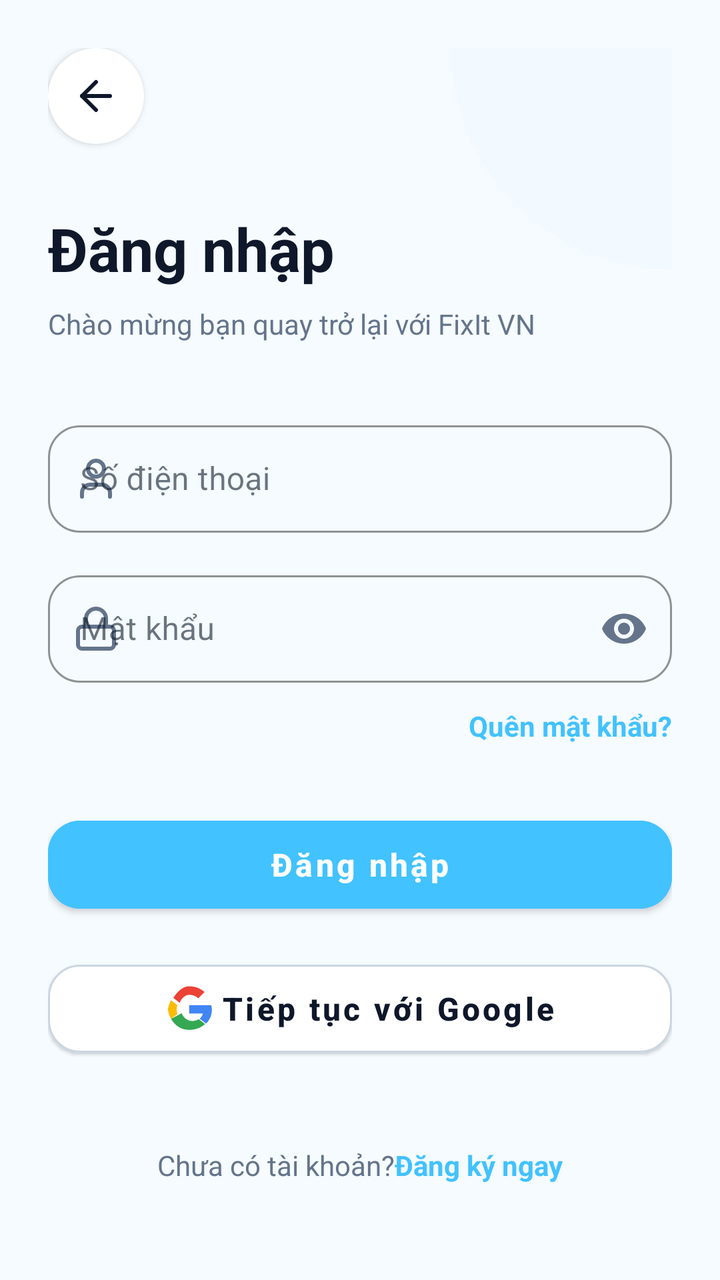
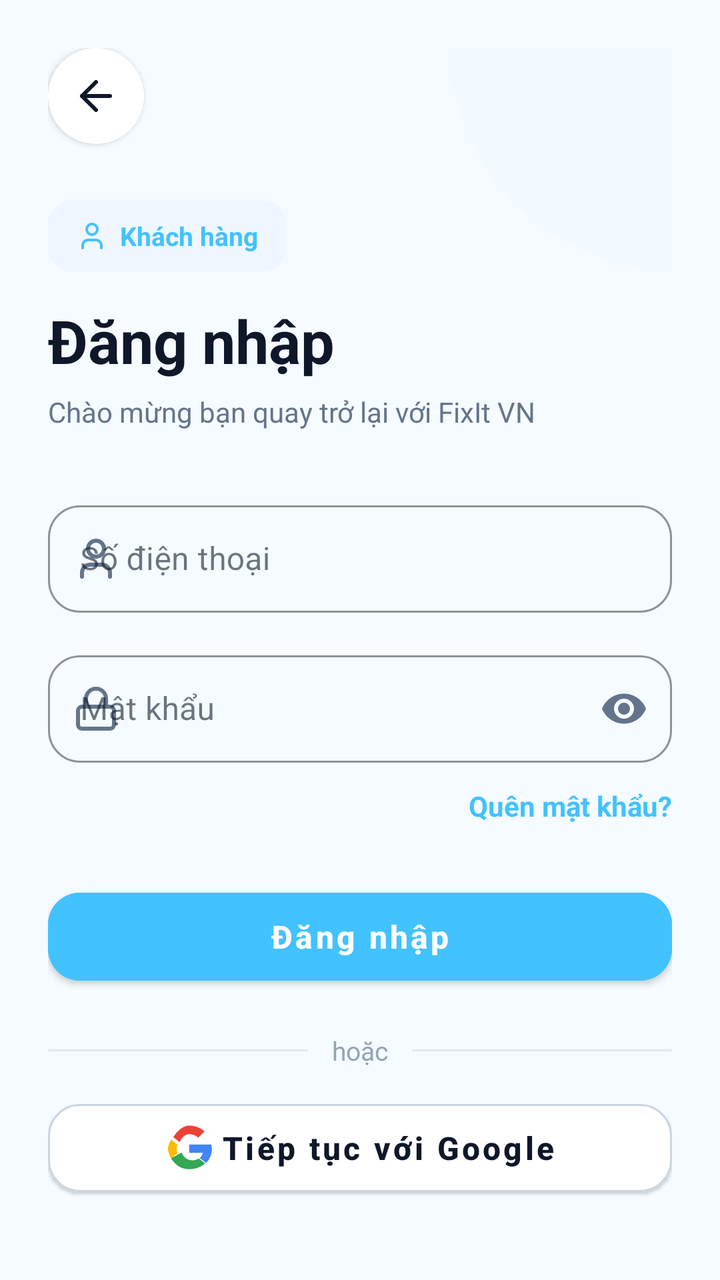

The first picture is an Android layout as it rendered before a commit; the second is the same layout after the commit. The layout source and the unified diff follow.
<!-- AndroidManifest.xml: application theme Theme.FixItVN -->
<!-- res/layout/fragment_login.xml -->
<?xml version="1.0" encoding="utf-8"?>
<androidx.constraintlayout.widget.ConstraintLayout xmlns:android="http://schemas.android.com/apk/res/android"
    xmlns:app="http://schemas.android.com/apk/res-auto"
    xmlns:tools="http://schemas.android.com/tools"
    android:layout_width="match_parent"
    android:layout_height="match_parent"
    android:background="#f5fbff"
    android:padding="24dp">

    
    <View
        android:layout_width="220dp"
        android:layout_height="220dp"
        android:background="@drawable/bg_circle_light_blue"
        android:alpha="0.25"
        android:layout_marginTop="-110dp"
        android:layout_marginEnd="-110dp"
        app:layout_constraintTop_toTopOf="parent"
        app:layout_constraintEnd_toEndOf="parent"/>

    
    <FrameLayout
        android:id="@+id/btnBackFrame"
        android:layout_width="48dp"
        android:layout_height="48dp"
        android:background="@drawable/bg_circle_white"
        android:elevation="2dp"
        android:clickable="true"
        android:focusable="true"
        app:layout_constraintTop_toTopOf="parent"
        app:layout_constraintStart_toStartOf="parent">
        <ImageView
            android:id="@+id/btnBack"
            android:layout_width="24dp"
            android:layout_height="24dp"
            android:layout_gravity="center"
            android:src="@drawable/ic_lucide_arrow_left"
            app:tint="#0f172a" />
    </FrameLayout>

    
    <androidx.constraintlayout.widget.ConstraintLayout
        android:id="@+id/layoutLoginMain"
        android:layout_width="match_parent"
        android:layout_height="0dp"
        android:visibility="visible"
        app:layout_constraintBottom_toBottomOf="parent"
        app:layout_constraintTop_toBottomOf="@id/btnBackFrame">

        <TextView
            android:id="@+id/tvLoginHeader"
            android:layout_width="wrap_content"
            android:layout_height="wrap_content"
            android:layout_marginTop="32dp"
            android:text="@string/login"
            android:textColor="#0f172a"
            android:textSize="30sp"
            android:textStyle="bold"
            app:layout_constraintStart_toStartOf="parent"
            app:layout_constraintTop_toTopOf="parent" />

        <TextView
            android:id="@+id/tvLoginSubtitle"
            android:layout_width="wrap_content"
            android:layout_height="wrap_content"
            android:layout_marginTop="8dp"
            android:text="@string/welcome_back"
            android:textColor="#64748b"
            android:textSize="14sp"
            app:layout_constraintStart_toStartOf="parent"
            app:layout_constraintTop_toBottomOf="@id/tvLoginHeader" />

        
        <com.google.android.material.textfield.TextInputLayout
            android:id="@+id/tilPhone"
            style="@style/Widget.MaterialComponents.TextInputLayout.OutlinedBox"
            android:layout_width="match_parent"
            android:layout_height="wrap_content"
            android:layout_marginTop="36dp"
            android:hint="@string/phone_number"
            app:boxStrokeColor="#42c2ff"
            app:hintTextColor="#42c2ff"
            app:boxCornerRadiusTopStart="16dp"
            app:boxCornerRadiusTopEnd="16dp"
            app:boxCornerRadiusBottomStart="16dp"
            app:boxCornerRadiusBottomEnd="16dp"
            app:startIconDrawable="@drawable/ic_lucide_user"
            app:startIconTint="#64748b"
            app:layout_constraintTop_toBottomOf="@id/tvLoginSubtitle">

            <com.google.android.material.textfield.TextInputEditText
                android:id="@+id/etPhone"
                android:layout_width="match_parent"
                android:layout_height="wrap_content"
                android:inputType="phone"
                android:paddingVertical="16dp"/>
        </com.google.android.material.textfield.TextInputLayout>

        
        <com.google.android.material.textfield.TextInputLayout
            android:id="@+id/tilPassword"
            style="@style/Widget.MaterialComponents.TextInputLayout.OutlinedBox"
            android:layout_width="match_parent"
            android:layout_height="wrap_content"
            android:layout_marginTop="16dp"
            android:hint="@string/password"
            app:boxStrokeColor="#42c2ff"
            app:hintTextColor="#42c2ff"
            app:boxCornerRadiusTopStart="16dp"
            app:boxCornerRadiusTopEnd="16dp"
            app:boxCornerRadiusBottomStart="16dp"
            app:boxCornerRadiusBottomEnd="16dp"
            app:startIconDrawable="@drawable/ic_lucide_lock"
            app:startIconTint="#64748b"
            app:layout_constraintTop_toBottomOf="@id/tilPhone"
            app:passwordToggleEnabled="true"
            app:passwordToggleTint="#64748b">

            <com.google.android.material.textfield.TextInputEditText
                android:id="@+id/etPassword"
                android:layout_width="match_parent"
                android:layout_height="wrap_content"
                android:inputType="textPassword"
                android:paddingVertical="16dp"/>
        </com.google.android.material.textfield.TextInputLayout>

        <TextView
            android:id="@+id/tvForgotPassword"
            android:layout_width="wrap_content"
            android:layout_height="wrap_content"
            android:layout_marginTop="12dp"
            android:text="@string/forgot_password"
            android:textColor="#42c2ff"
            android:textSize="14sp"
            android:textStyle="bold"
            app:layout_constraintEnd_toEndOf="parent"
            app:layout_constraintTop_toBottomOf="@id/tilPassword" />

        
        <com.google.android.material.button.MaterialButton
            android:id="@+id/btnLogin"
            android:layout_width="match_parent"
            android:layout_height="56dp"
            android:layout_marginTop="32dp"
            android:backgroundTint="#42c2ff"
            android:text="@string/login"
            android:textAllCaps="false"
            android:textSize="16sp"
            android:textStyle="bold"
            app:cornerRadius="16dp"
            android:elevation="4dp"
            app:layout_constraintTop_toBottomOf="@id/tvForgotPassword" />

        
        <com.google.android.material.button.MaterialButton
            android:id="@+id/btnLoginGG"
            style="@style/Widget.MaterialComponents.Button.OutlinedButton"
            android:layout_width="match_parent"
            android:layout_height="56dp"
            android:layout_marginTop="16dp"
            android:text="Tiếp tục với Google"
            android:textAllCaps="false"
            android:textColor="#0f172a"
            android:textSize="16sp"
            android:textStyle="bold"
            app:cornerRadius="16dp"
            app:icon="@drawable/ic_google"
            app:iconGravity="textStart"
            app:iconTint="@null"
            app:layout_constraintTop_toBottomOf="@id/btnLogin"
            app:strokeColor="#cbd5e1"
            android:backgroundTint="@android:color/white"
            android:elevation="1dp" />

        
        <androidx.constraintlayout.widget.ConstraintLayout
            android:layout_width="wrap_content"
            android:layout_height="wrap_content"
            android:layout_marginBottom="24dp"
            app:layout_constraintBottom_toBottomOf="parent"
            app:layout_constraintEnd_toEndOf="parent"
            app:layout_constraintStart_toStartOf="parent">

            <TextView
                android:id="@+id/tvNoAccount"
                android:layout_width="wrap_content"
                android:layout_height="wrap_content"
                android:text="@string/no_account_yet"
                android:textColor="#64748b"
                android:textSize="14sp" 
                app:layout_constraintTop_toTopOf="parent"
                app:layout_constraintBottom_toBottomOf="parent"
                app:layout_constraintStart_toStartOf="parent"
                app:layout_constraintEnd_toStartOf="@id/tvRegister"/>

            <TextView
                android:id="@+id/tvRegister"
                android:layout_width="wrap_content"
                android:layout_height="wrap_content"
                android:text="@string/register_now"
                android:textColor="#42c2ff"
                android:textSize="14sp"
                android:textStyle="bold" 
                app:layout_constraintTop_toTopOf="parent"
                app:layout_constraintBottom_toBottomOf="parent"
                app:layout_constraintStart_toEndOf="@id/tvNoAccount"
                app:layout_constraintEnd_toEndOf="parent"/>
        </androidx.constraintlayout.widget.ConstraintLayout>

    </androidx.constraintlayout.widget.ConstraintLayout>

    
    <androidx.constraintlayout.widget.ConstraintLayout
        android:id="@+id/layoutLoginGoogleExtra"
        android:layout_width="match_parent"
        android:layout_height="0dp"
        android:visibility="gone"
        app:layout_constraintBottom_toBottomOf="parent"
        app:layout_constraintTop_toBottomOf="@id/btnBackFrame">

        
        <FrameLayout
            android:id="@+id/iconGoogleContainer"
            android:layout_width="88dp"
            android:layout_height="88dp"
            android:layout_marginTop="48dp"
            android:background="@drawable/bg_circle_light_blue"
            app:layout_constraintEnd_toEndOf="parent"
            app:layout_constraintStart_toStartOf="parent"
            app:layout_constraintTop_toTopOf="parent">

            <ImageView
                android:layout_width="40dp"
                android:layout_height="40dp"
                android:layout_gravity="center"
                android:src="@drawable/ic_lucide_check_circle"
                app:tint="#42c2ff" />
        </FrameLayout>

        <TextView
            android:id="@+id/tvGoogleTitle"
            android:layout_width="wrap_content"
            android:layout_height="wrap_content"
            android:layout_marginTop="40dp"
            android:text="Hoàn tất đăng nhập"
            android:textColor="#0f172a"
            android:textSize="26sp"
            android:textStyle="bold"
            app:layout_constraintStart_toStartOf="parent"
            app:layout_constraintTop_toBottomOf="@id/iconGoogleContainer" />

        <TextView
            android:id="@+id/tvGoogleDesc"
            android:layout_width="match_parent"
            android:layout_height="wrap_content"
            android:layout_marginTop="12dp"
            android:text="Vui lòng xác nhận email để liên kết với tài khoản Google của bạn."
            android:textColor="#64748b"
            android:textSize="15sp"
            android:lineSpacingExtra="3sp"
            app:layout_constraintTop_toBottomOf="@id/tvGoogleTitle" />

        
        <com.google.android.material.textfield.TextInputLayout
            style="@style/Widget.MaterialComponents.TextInputLayout.OutlinedBox"
            android:layout_width="match_parent"
            android:layout_height="wrap_content"
            android:layout_marginTop="32dp"
            app:boxCornerRadiusBottomEnd="16dp"
            app:boxCornerRadiusBottomStart="16dp"
            app:boxCornerRadiusTopEnd="16dp"
            app:boxCornerRadiusTopStart="16dp"
            app:boxStrokeColor="#42c2ff"
            app:layout_constraintTop_toBottomOf="@id/tvGoogleDesc"
            app:startIconDrawable="@drawable/ic_lucide_message"
            app:startIconTint="#64748b">

            <com.google.android.material.textfield.TextInputEditText
                android:id="@+id/etGoogleEmail"
                android:layout_width="match_parent"
                android:layout_height="wrap_content"
                android:hint="Email"
                android:inputType="textEmailAddress"
                android:paddingVertical="16dp" />
        </com.google.android.material.textfield.TextInputLayout>

        <com.google.android.material.button.MaterialButton
            android:id="@+id/btnConfirmGoogle"
            android:layout_width="match_parent"
            android:layout_height="56dp"
            android:layout_marginBottom="32dp"
            android:backgroundTint="#42c2ff"
            android:text="Tiếp tục"
            android:textAllCaps="false"
            android:textSize="16sp"
            android:textStyle="bold"
            app:cornerRadius="16dp"
            android:elevation="4dp"
            app:layout_constraintBottom_toBottomOf="parent" />

    </androidx.constraintlayout.widget.ConstraintLayout>

</androidx.constraintlayout.widget.ConstraintLayout>
<!-- resources referenced by this layout -->
<resources>
  <!-- drawable bg_circle_light_blue (drawable) -->
  <?xml version="1.0" encoding="utf-8"?>
  <shape xmlns:android="http://schemas.android.com/apk/res/android"
      android:shape="oval">
      <solid android:color="#F0F9FF" />
  </shape>
  <!-- drawable bg_circle_white (drawable) -->
  <?xml version="1.0" encoding="utf-8"?>
  <shape xmlns:android="http://schemas.android.com/apk/res/android"
      android:shape="oval">
      <solid android:color="#FFFFFF" />
  </shape>
  <!-- drawable ic_lucide_arrow_left (drawable) -->
  <vector xmlns:android="http://schemas.android.com/apk/res/android"
      android:width="24dp"
      android:height="24dp"
      android:viewportWidth="24"
      android:viewportHeight="24">
    <path
        android:pathData="m12,19 -7,-7 7,-7"
        android:strokeLineJoin="round"
        android:strokeWidth="2"
        android:fillColor="#00000000"
        android:strokeColor="#000000"
        android:strokeLineCap="round"/>
    <path
        android:pathData="M19,12H5"
        android:strokeLineJoin="round"
        android:strokeWidth="2"
        android:fillColor="#00000000"
        android:strokeColor="#000000"
        android:strokeLineCap="round"/>
  </vector>
  <!-- drawable ic_lucide_message (drawable) -->
  <vector xmlns:android="http://schemas.android.com/apk/res/android"
      android:width="24dp"
      android:height="24dp"
      android:viewportWidth="24"
      android:viewportHeight="24">
    <path
        android:pathData="M7.9,20A9,9 0,1 0,4 16.1L2,22Z"
        android:strokeLineJoin="round"
        android:strokeWidth="2"
        android:fillColor="#00000000"
        android:strokeColor="#000000"
        android:strokeLineCap="round"/>
  </vector>
  <!-- drawable ic_lucide_user (drawable) -->
  <vector xmlns:android="http://schemas.android.com/apk/res/android"
      android:width="24dp"
      android:height="24dp"
      android:viewportWidth="24"
      android:viewportHeight="24">
    <path
        android:pathData="M19,21v-2a4,4 0,0 0,-4 -4H9a4,4 0,0 0,-4 4v2"
        android:strokeLineJoin="round"
        android:strokeWidth="2"
        android:fillColor="#00000000"
        android:strokeColor="#000000"
        android:strokeLineCap="round"/>
    <path
        android:pathData="M12,7m-4,0a4,4 0,1 1,8 0a4,4 0,1 1,-8 0"
        android:strokeLineJoin="round"
        android:strokeWidth="2"
        android:fillColor="#00000000"
        android:strokeColor="#000000"
        android:strokeLineCap="round"/>
  </vector>
  <string name="forgot_password">Quên mật khẩu?</string>
  <string name="login">Đăng nhập</string>
  <string name="no_account_yet">Chưa có tài khoản? </string>
  <string name="password">Mật khẩu</string>
  <string name="phone_number">Số điện thoại</string>
  <string name="register_now">Đăng ký ngay</string>
  <string name="welcome_back">Chào mừng bạn quay trở lại với FixIt VN</string>
  <style name="Widget.FixIt.BottomNavigationView" parent="Widget.MaterialComponents.BottomNavigationView">
          <item name="itemTextAppearanceActive">@style/TextAppearance.FixIt.BottomNav</item>
          <item name="itemTextAppearanceInactive">@style/TextAppearance.FixIt.BottomNav</item>
      </style>
  <style name="TextAppearance.FixIt.BottomNav" parent="TextAppearance.MaterialComponents.Caption">
          <item name="android:textSize">10sp</item>
          <item name="android:fontFamily">sans-serif-medium</item>
      </style>
  <!-- unchanged entries left out for length: 4 -->
</resources>

<!-- the commit's change to res/layout/fragment_login.xml (unified diff, before → after) -->
@@ -1,7 +1,6 @@
 <?xml version="1.0" encoding="utf-8"?>
 <androidx.constraintlayout.widget.ConstraintLayout xmlns:android="http://schemas.android.com/apk/res/android"
     xmlns:app="http://schemas.android.com/apk/res-auto"
-    xmlns:tools="http://schemas.android.com/tools"
     android:layout_width="match_parent"
     android:layout_height="match_parent"
     android:background="#f5fbff"
@@ -9,6 +8,7 @@
 
     
     <View
+        android:id="@+id/decorCircle"
         android:layout_width="220dp"
         android:layout_height="220dp"
         android:background="@drawable/bg_circle_light_blue"
@@ -47,23 +47,56 @@
         app:layout_constraintBottom_toBottomOf="parent"
         app:layout_constraintTop_toBottomOf="@id/btnBackFrame">
 
+        
+        <LinearLayout
+            android:id="@+id/layoutRoleBadge"
+            android:layout_width="wrap_content"
+            android:layout_height="36dp"
+            android:orientation="horizontal"
+            android:gravity="center_vertical"
+            android:paddingHorizontal="14dp"
+            android:paddingVertical="6dp"
+            android:layout_marginTop="28dp"
+            android:background="@drawable/bg_badge_light_blue"
+            app:layout_constraintStart_toStartOf="parent"
+            app:layout_constraintTop_toTopOf="parent">
+
+            <ImageView
+                android:id="@+id/ivRoleIcon"
+                android:layout_width="16dp"
+                android:layout_height="16dp"
+                android:src="@drawable/ic_lucide_user"
+                app:tint="#42c2ff" />
+
+            <TextView
+                android:id="@+id/tvRoleBadge"
+                android:layout_width="wrap_content"
+                android:layout_height="wrap_content"
+                android:layout_marginStart="6dp"
+                android:text="Khách hàng"
+                android:textColor="#42c2ff"
+                android:textSize="13sp"
+                android:textStyle="bold" />
+        </LinearLayout>
+
+        
         <TextView
             android:id="@+id/tvLoginHeader"
             android:layout_width="wrap_content"
             android:layout_height="wrap_content"
-            android:layout_marginTop="32dp"
+            android:layout_marginTop="14dp"
             android:text="@string/login"
             android:textColor="#0f172a"
             android:textSize="30sp"
             android:textStyle="bold"
             app:layout_constraintStart_toStartOf="parent"
-            app:layout_constraintTop_toTopOf="parent" />
+            app:layout_constraintTop_toBottomOf="@id/layoutRoleBadge" />
 
         <TextView
             android:id="@+id/tvLoginSubtitle"
             android:layout_width="wrap_content"
             android:layout_height="wrap_content"
-            android:layout_marginTop="8dp"
+            android:layout_marginTop="6dp"
             android:text="@string/welcome_back"
             android:textColor="#64748b"
             android:textSize="14sp"
@@ -76,7 +109,7 @@
             style="@style/Widget.MaterialComponents.TextInputLayout.OutlinedBox"
             android:layout_width="match_parent"
             android:layout_height="wrap_content"
-            android:layout_marginTop="36dp"
+            android:layout_marginTop="32dp"
             android:hint="@string/phone_number"
             app:boxStrokeColor="#42c2ff"
             app:hintTextColor="#42c2ff"
@@ -141,7 +174,7 @@
             android:id="@+id/btnLogin"
             android:layout_width="match_parent"
             android:layout_height="56dp"
-            android:layout_marginTop="32dp"
+            android:layout_marginTop="28dp"
             android:backgroundTint="#42c2ff"
             android:text="@string/login"
             android:textAllCaps="false"
@@ -152,12 +185,43 @@
             app:layout_constraintTop_toBottomOf="@id/tvForgotPassword" />
 
         
+        <LinearLayout
+            android:id="@+id/layoutDivider"
+            android:layout_width="match_parent"
+            android:layout_height="wrap_content"
+            android:orientation="horizontal"
+            android:gravity="center_vertical"
+            android:layout_marginTop="20dp"
+            app:layout_constraintTop_toBottomOf="@id/btnLogin">
+
+            <View
+                android:layout_width="0dp"
+                android:layout_height="1dp"
+                android:layout_weight="1"
+                android:background="#e2e8f0"/>
+
+            <TextView
+                android:layout_width="wrap_content"
+                android:layout_height="wrap_content"
+                android:paddingHorizontal="12dp"
+                android:text="hoặc"
+                android:textColor="#94a3b8"
+                android:textSize="13sp"/>
+
+            <View
+                android:layout_width="0dp"
+                android:layout_height="1dp"
+                android:layout_weight="1"
+                android:background="#e2e8f0"/>
+        </LinearLayout>
+
+        
         <com.google.android.material.button.MaterialButton
             android:id="@+id/btnLoginGG"
             style="@style/Widget.MaterialComponents.Button.OutlinedButton"
             android:layout_width="match_parent"
             android:layout_height="56dp"
-            android:layout_marginTop="16dp"
+            android:layout_marginTop="12dp"
             android:text="Tiếp tục với Google"
             android:textAllCaps="false"
             android:textColor="#0f172a"
@@ -167,7 +231,7 @@
             app:icon="@drawable/ic_google"
             app:iconGravity="textStart"
             app:iconTint="@null"
-            app:layout_constraintTop_toBottomOf="@id/btnLogin"
+            app:layout_constraintTop_toBottomOf="@id/layoutDivider"
             app:strokeColor="#cbd5e1"
             android:backgroundTint="@android:color/white"
             android:elevation="1dp" />
@@ -187,7 +251,7 @@
                 android:layout_height="wrap_content"
                 android:text="@string/no_account_yet"
                 android:textColor="#64748b"
-                android:textSize="14sp" 
+                android:textSize="14sp"
                 app:layout_constraintTop_toTopOf="parent"
                 app:layout_constraintBottom_toBottomOf="parent"
                 app:layout_constraintStart_toStartOf="parent"
@@ -200,7 +264,7 @@
                 android:text="@string/register_now"
                 android:textColor="#42c2ff"
                 android:textSize="14sp"
-                android:textStyle="bold" 
+                android:textStyle="bold"
                 app:layout_constraintTop_toTopOf="parent"
                 app:layout_constraintBottom_toBottomOf="parent"
                 app:layout_constraintStart_toEndOf="@id/tvNoAccount"
@@ -218,7 +282,6 @@
         app:layout_constraintBottom_toBottomOf="parent"
         app:layout_constraintTop_toBottomOf="@id/btnBackFrame">
 
-        
         <FrameLayout
             android:id="@+id/iconGoogleContainer"
             android:layout_width="88dp"
@@ -260,7 +323,6 @@
             android:lineSpacingExtra="3sp"
             app:layout_constraintTop_toBottomOf="@id/tvGoogleTitle" />
 
-        
         <com.google.android.material.textfield.TextInputLayout
             style="@style/Widget.MaterialComponents.TextInputLayout.OutlinedBox"
             android:layout_width="match_parent"
<!-- resource entries referenced after the edit -->
@@ -1,5 +1,11 @@
 <!-- resources referenced by this layout -->
 <resources>
+  <!-- drawable bg_badge_light_blue (drawable) -->
+  <?xml version="1.0" encoding="utf-8"?>
+  <shape xmlns:android="http://schemas.android.com/apk/res/android">
+      <solid android:color="#eff6ff" />
+      <corners android:radius="12dp" />
+  </shape>
   <!-- drawable bg_circle_light_blue (drawable) -->
   <?xml version="1.0" encoding="utf-8"?>
   <shape xmlns:android="http://schemas.android.com/apk/res/android"
